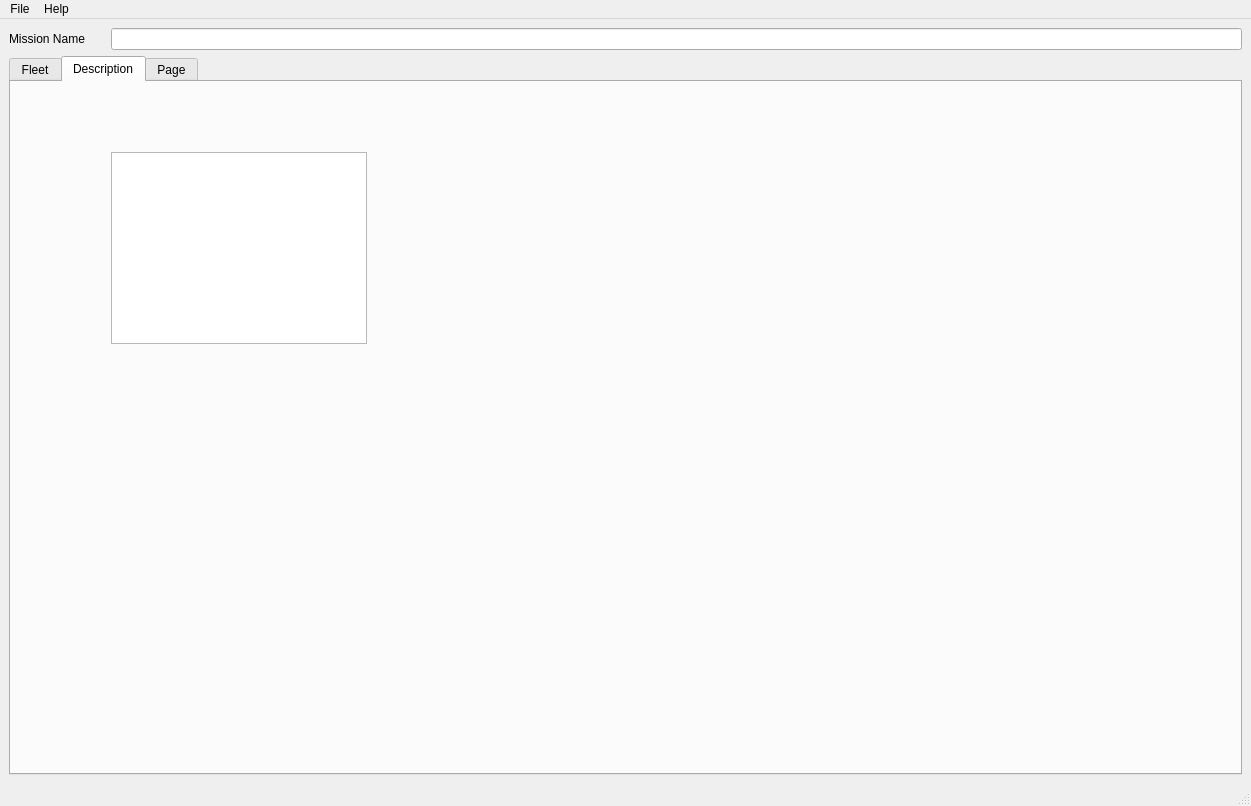
lja83/SFConfig, file mainWindow.ui: the form before one commit.
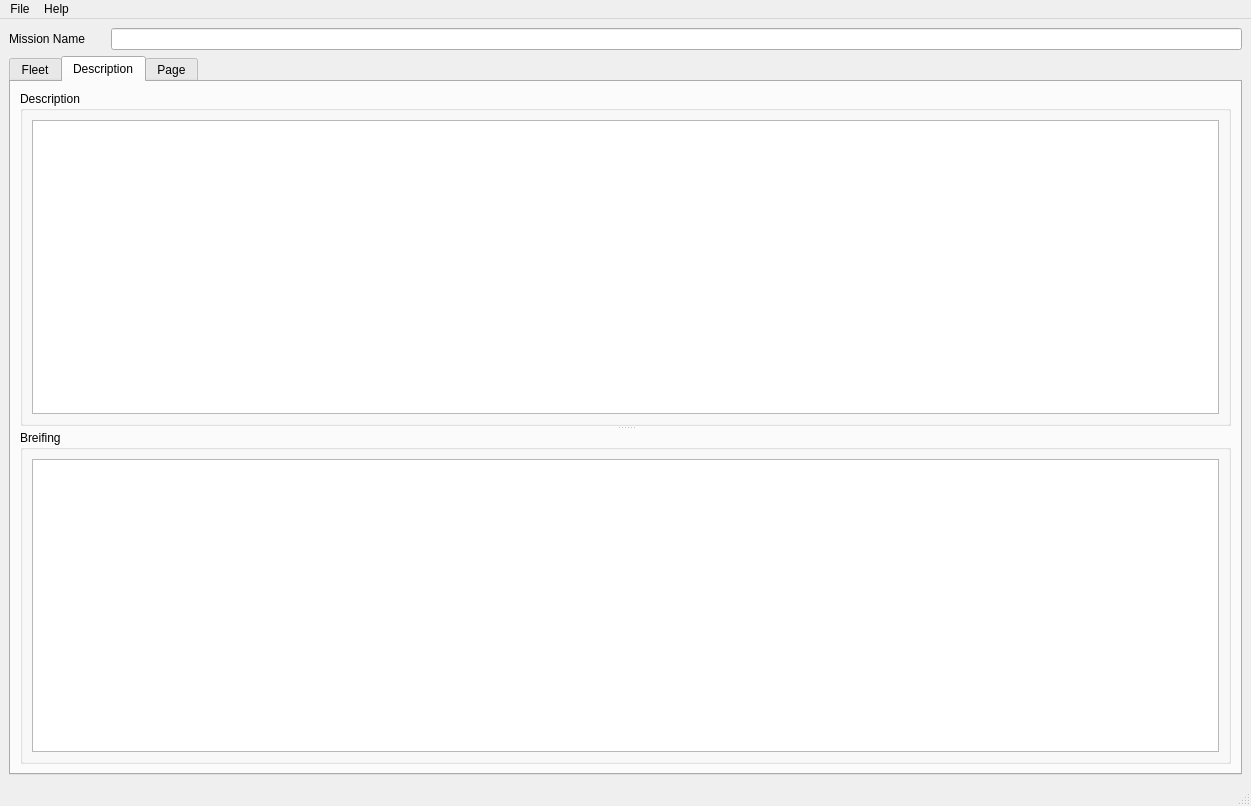
The form after the commit. The open tabs and pages were chosen to show the change.

Commit message: Added second tab.  Added parsing of objectives.

```diff
--- a/mainWindow.ui
+++ b/mainWindow.ui
@@ -221,16 +221,35 @@
        <attribute name="title">
         <string>Description</string>
        </attribute>
-       <widget class="QTextEdit" name="textEdit">
-        <property name="geometry">
-         <rect>
-          <x>100</x>
-          <y>70</y>
-          <width>256</width>
-          <height>192</height>
-         </rect>
-        </property>
-       </widget>
+       <layout class="QHBoxLayout" name="horizontalLayout_6">
+        <item>
+         <widget class="QSplitter" name="splitter_2">
+          <property name="orientation">
+           <enum>Qt::Vertical</enum>
+          </property>
+          <widget class="QGroupBox" name="groupBox">
+           <property name="title">
+            <string>Description</string>
+           </property>
+           <layout class="QHBoxLayout" name="horizontalLayout_5">
+            <item>
+             <widget class="QTextEdit" name="missionText"/>
+            </item>
+           </layout>
+          </widget>
+          <widget class="QGroupBox" name="groupBox_2">
+           <property name="title">
+            <string>Breifing</string>
+           </property>
+           <layout class="QHBoxLayout" name="horizontalLayout_4">
+            <item>
+             <widget class="QListWidget" name="breifingList"/>
+            </item>
+           </layout>
+          </widget>
+         </widget>
+        </item>
+       </layout>
       </widget>
       <widget class="QWidget" name="tab_2">
        <attribute name="title">
```
Left out of the diff: 2 changed lines with no effect on the pictures. The commit also changes 1 other file.
